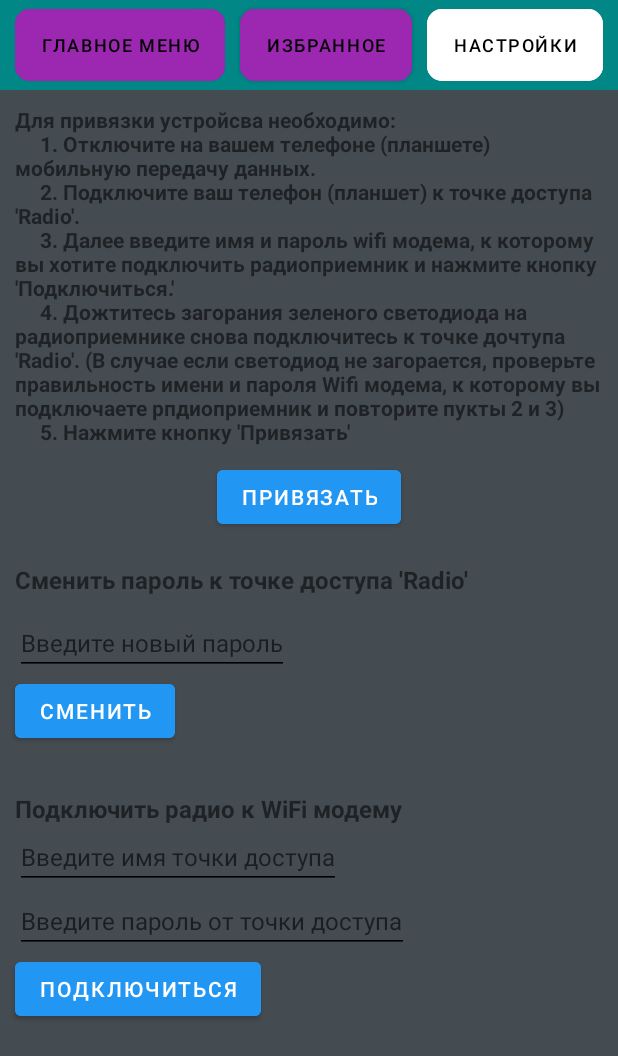
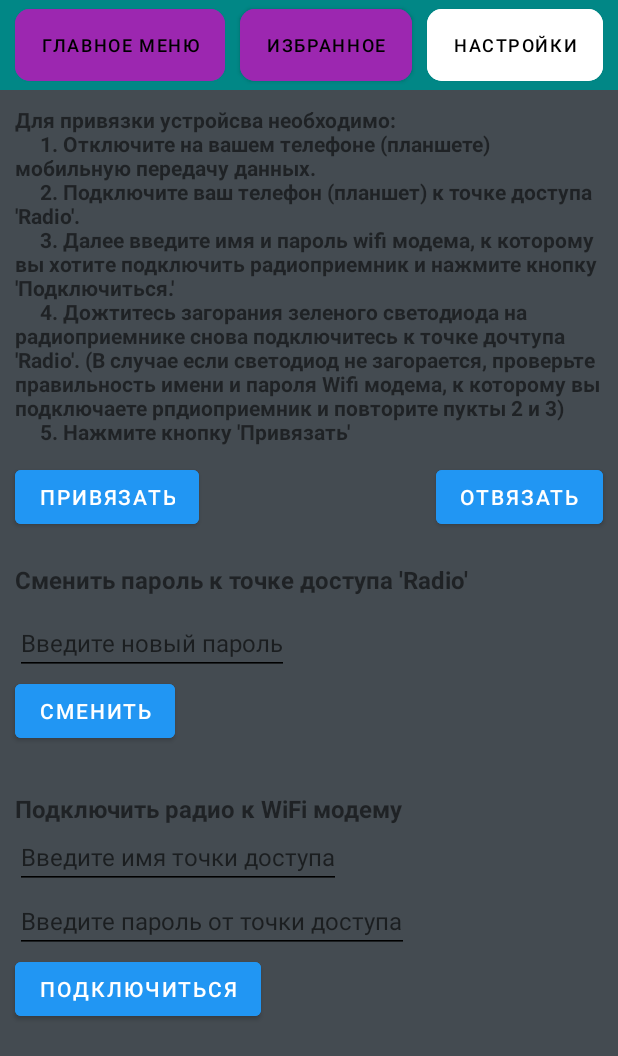
Before and after one commit to Den-batia/ad_radio, an Android app: the SecondFragment screen opened through its navigation route, after a tap on "ПРИВЯЗАТЬ", on a phone screen of 412 x 824 dp. Shown: the top 1056 px of the screen. Run offline under Robolectric (Android 15) with nearby library versions, the phone set to English and light mode, and no system bars; our stand-ins replace navigation-ui; 1 statement that could not run was skipped.

Commit message:
29.04.22

```diff
--- a/app/src/main/java/com/example/radio_m/FirstFragment.java
+++ b/app/src/main/java/com/example/radio_m/FirstFragment.java
@@ -79,7 +79,6 @@ public class FirstFragment extends Fragment {
                 new Task().execute("http://icecast.omroep.nl/radio6-bb-mp3");
             }
         });
-        http://icecast.omroep.nl/radio6-bb-mp3
         binding.bestMenu.setOnClickListener(new View.OnClickListener() {
             @SuppressLint("ResourceAsColor")
             @Override
@@ -148,8 +147,9 @@ public class FirstFragment extends Fragment {
                 }else if(url.isEmpty()){
                     url = "";
                     string_errors += "* Введите 'url' аудио потока\n";
-                }else if(!url.startsWith("http://"))
+                }else if(!url.startsWith("http://") && !url.startsWith("https://")){
                         string_errors += "* Адрес должен ачинаться с 'http://' или 'https://'\n";
+                }
 
                 if(string_errors.isEmpty()){
                     errors.setVisibility(View.GONE);
@@ -197,23 +197,6 @@ public class FirstFragment extends Fragment {
         String url_input = preferences.getString(String.valueOf(Day.URL_INPUT), "");
         ip = preferences.getString(String.valueOf(Day.IP), "");
 
-//        String check_bar = preferences.getString(String.valueOf(Day.STREEM_TYPE), "");
-//        switch (check_bar) {
-//            case  ("Youtube"):
-//                checkBox.setChecked(true);
-//                break;
-//            case ("Radio"):
-//                checkBox2.setChecked(true);
-//                break;
-//            case ("Twitch"):
-//                checkBox1.setChecked(true);
-//                break;
-//            default:
-//                checkBox.setChecked(false);
-//                checkBox2.setChecked(false);
-//                checkBox1.setChecked(false);
-//                break;
-//        }
         textView.setText(String.valueOf(seek_progress));
         seekBar.setProgress(seek_progress);
         editText.setText(url_input);
@@ -240,10 +223,15 @@ public class FirstFragment extends Fragment {
     @Override
     public void onDestroyView() {
         super.onDestroyView();
-        binding = null;
+        ip = null;
+        preferences = null;
         textView = null;
+        textView_info = null;
+        seekBar = null;
         editText = null;
-        seekBar = null;
+        errors = null;
+        connect = null;
+        get_info = null;
 //        checkBox = null;
 //        checkBox1 = null;
 //        checkBox2 = null;
@@ -285,7 +273,6 @@ public class FirstFragment extends Fragment {
 
         @Override
         protected String doInBackground(String... strings) {
-            System.out.println("ssssssssssssssssssssssssssssssssssssssssssss");
             SharedPreferences preferences;
             HttpURLConnection connection = null;
             InputStream stream = null;
@@ -330,6 +317,7 @@ public class FirstFragment extends Fragment {
                     if (inData) {
                         if (b != 0) {
                             metaData.append((char) b);
+//                            System.out.println((char)b);
                         }
                     }
                     if (count > (metaDataOffset + metaDataLength)) {
@@ -338,17 +326,18 @@ public class FirstFragment extends Fragment {
 
                 }
                 stream.close();
-                metadata = IcyStreamMeta.parseMetadata(metaData.toString());
-                System.out.println(metadata);
-                if (!metadata.containsKey("StreamTitle"))
-                    return "";
-                String streamTitle = metadata.get("StreamTitle");
-                int pos = streamTitle.indexOf(" - ");
-                String author = (pos == -1) ? streamTitle : streamTitle.substring(0, pos);
-                String artist = (pos == -1) ? streamTitle : streamTitle.substring(pos+2);
-                System.out.println(streamTitle);
+                String data = metaData.toString().replace("StreamTitle='", "").
+                        replace(",", "").
+                        replace(";", "");
+//                if(data.)
+//                if (!data.containsKey("StreamTitle"))
+//                    return "";
+//                String streamTitle = metadata.get("StreamTitle");
+//                int pos = streamTitle.indexOf(" - ");
+//                String author = (pos == -1) ? streamTitle : streamTitle.substring(0, pos);
+//                String artist = (pos == -1) ? streamTitle : streamTitle.substring(pos+2);
 
-                return streamTitle;
+                return data;
 
             } catch (MalformedURLException e) {
                 e.printStackTrace();
--- a/app/src/main/java/com/example/radio_m/SecondFragment.java
+++ b/app/src/main/java/com/example/radio_m/SecondFragment.java
@@ -15,19 +15,29 @@ import androidx.navigation.fragment.NavHostFragment;
 
 import com.example.radio_m.databinding.SetingsBinding;
 
+import org.json.JSONException;
+import org.json.JSONObject;
+
+import java.io.BufferedReader;
 import java.io.IOException;
 import java.io.InputStream;
+import java.io.InputStreamReader;
 import java.net.HttpURLConnection;
 import java.net.MalformedURLException;
+import java.net.SocketTimeoutException;
 import java.net.URL;
 import java.util.List;
 import java.util.Map;
 
 public class SecondFragment extends Fragment {
 
+    String ip_s = "";
+    String error = "";
+    SharedPreferences preferences;
     private SetingsBinding binding;
+    private Button connect;
+    private Button disconnect;
 
-    private Button connect;
 
     @Override
     public View onCreateView(
@@ -42,8 +52,9 @@ public class SecondFragment extends Fragment {
 
     public void onViewCreated(@NonNull View view, Bundle savedInstanceState) {
         super.onViewCreated(view, savedInstanceState);
-
         connect = view.findViewById(R.id.connect);
+        disconnect = view.findViewById(R.id.disconnect);
+        load_prreff();
 
         binding.mainMenu.setOnClickListener(new View.OnClickListener() {
             @Override
@@ -61,20 +72,100 @@ public class SecondFragment extends Fragment {
             }
         });
 
+        binding.disconnect.setOnClickListener(new View.OnClickListener() {
+            @Override
+            public void onClick(View view) {
+                save_ip("");
+            }
+        });
+
         binding.connect.setOnClickListener(new View.OnClickListener() {
             @Override
             public void onClick(View view)
             {
-//                new Task().execute("http://icecast-newradio.cdnvideo.ru/newradio3");
-
+                new Task_s().execute("");
             }
         });
+    }
+    private void save_ip(String ip) {
+        preferences = getActivity().getPreferences(Context.MODE_PRIVATE);
+        SharedPreferences.Editor ed = preferences.edit();
+        ed.putString(String.valueOf(Day.IP), ip);
+        ed.commit();
+    }
+
+    private void load_prreff(){
+        preferences = getActivity().getPreferences(Context.MODE_PRIVATE);
+        ip_s = preferences.getString(String.valueOf(Day.IP), "");
+    }
+
+
+
+    private class Task_s extends AsyncTask<String, String, String> {
+
+        @Override
+        protected void onPostExecute(String data){
+            super.onPostExecute(data);
+            if(! data.isEmpty())
+                save_ip(data);
+        }
+
+        @Override
+        protected String doInBackground(String... strings) {
+            InputStream stream = null;
+            HttpURLConnection connection = null;
+            BufferedReader reader = null;
+
+            try {
+                URL url = new URL("http://192.168.100.101/api/wifi-info");
+                connection = (HttpURLConnection) url.openConnection();
+                connection.setConnectTimeout(5000);
+                connection.connect();
+                stream = connection.getInputStream();
+                reader = new BufferedReader(new InputStreamReader(stream)) ;
+                StringBuffer buffer = new StringBuffer();
+
+                String line = "";
+                while ((line = reader.readLine()) != null)
+                    buffer.append(line).append("\n");
+
+                JSONObject obj = new JSONObject(buffer.toString());
+
+                if(obj.has("ip")){
+                    return (String) obj.get("ip");
+                }
+
+
+            }catch (SocketTimeoutException e){
+                error = "Проверьте правильность подключения к точке доступа 'Radio' либо включите радиоприемник.";
+                return "";
+            }
+            catch (MalformedURLException e) {
+                e.printStackTrace();
+            } catch (IOException e) {
+                e.printStackTrace();
+            } catch (JSONException e) {
+                e.printStackTrace();
+            } finally {
+                if(connection !=null)
+                    connection.disconnect();
+                try{
+                    if(reader != null)
+                        reader.close();
+                }catch (IOException e){
+                    e.printStackTrace();
+                }
+            }
+            return null;
+        }
     }
 
     @Override
     public void onDestroyView() {
         super.onDestroyView();
         binding = null;
+        connect = null;
+        preferences = null;
     }
 
 
--- a/app/src/main/res/layout/setings.xml
+++ b/app/src/main/res/layout/setings.xml
@@ -87,17 +87,32 @@
 
                 </TextView>
 
+
+
+
                     <Button
                         android:id="@+id/connect"
+                        android:layout_below="@+id/text_info"
                         android:layout_width="wrap_content"
                         android:layout_height="wrap_content"
-                    android:layout_below="@+id/text_info"
-                    android:layout_centerHorizontal="true"
                         android:layout_marginStart="10dp"
                         android:layout_marginTop="10dp"
                         android:layout_marginEnd="10dp"
                         android:backgroundTint="#2196F3"
-                    android:text="Привязать" />
+                        android:text="Привязать"
+                        android:layout_alignParentLeft="true"/>
+
+                    <Button
+                        android:id="@+id/disconnect"
+                        android:layout_below="@+id/text_info"
+                        android:layout_width="wrap_content"
+                        android:layout_height="wrap_content"
+                        android:layout_marginStart="10dp"
+                        android:layout_marginTop="10dp"
+                        android:layout_marginEnd="10dp"
+                        android:backgroundTint="#2196F3"
+                        android:text="Отвязать"
+                        android:layout_alignParentRight="true"/>
 
                 <TextView
                     android:id="@+id/text_1"
```
Lines whose indentation alone changed are shown as unchanged.
